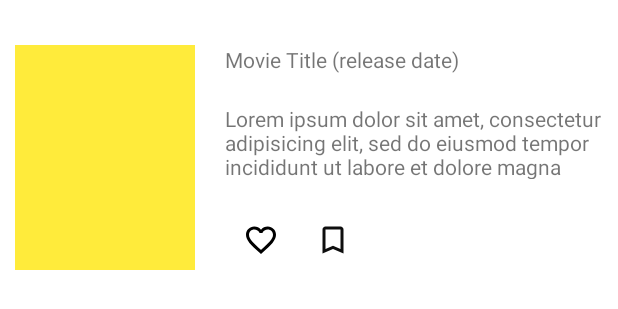
After one commit to onicacristina/MovieApp, an Android app: the layout item_movie.xml on its own in the app's theme, with its tools: preview values and no code run, on a phone screen of 412 x 824 dp. The commit adds this screen. Shown: the top 309 px of the screen. Run offline under Robolectric (Android 15) with nearby library versions, the phone set to English and light mode, and no system bars.

Commit message:
added search movies screen

```diff
--- a/app/src/main/java/com/example/movieapp/ui/actors/ActorsSecreenActivity.kt
+++ b/app/src/main/java/com/example/movieapp/ui/actors/ActorsSecreenActivity.kt
@@ -5,8 +5,6 @@ import android.os.Bundle
 import androidx.recyclerview.widget.LinearLayoutManager
 import androidx.recyclerview.widget.RecyclerView
 import com.example.movieapp.R
-import com.example.movieapp.ui.genres.Genre
-import com.example.movieapp.ui.genres.GenresAdapter
 import com.example.movieapp.ui.onBoardingScreen.OnBoardingScreenActivity
 import com.google.android.material.floatingactionbutton.FloatingActionButton
 import kotlinx.coroutines.Dispatchers
@@ -37,7 +35,7 @@ class ActorsSecreenActivity : AppCompatActivity() {
 
     override fun onCreate(savedInstanceState: Bundle?) {
         super.onCreate(savedInstanceState)
-        setContentView(R.layout.activity_actors_secreen)
+        setContentView(R.layout.activity_actors_screen)
 
         setOnClickListeners()
         getActors()
--- /dev/null
+++ b/app/src/main/java/com/example/movieapp/ui/movies/MovieLocalDataSource.kt
@@ -0,0 +1,4 @@
+package com.example.movieapp.ui.movies
+
+class MovieLocalDataSource {
+}
--- a/app/src/main/java/com/example/movieapp/utils/Constants.kt
+++ b/app/src/main/java/com/example/movieapp/utils/Constants.kt
@@ -5,4 +5,5 @@ object Constants {
     const val API_KEY = "5d4e2f5e27ea1df63d9586420b0801f7"
     const val LANGUAGE = "en-US"
     const val IMAGE_URL = "https://image.tmdb.org/t/p/w500/"
+    const val IMAGE_URL_MOVIE = "https://image.tmdb.org/t/p/h632/"
 }
--- /dev/null
+++ b/app/src/main/res/drawable/ic_baseline_favorite_24.xml
@@ -0,0 +1,5 @@
+<vector android:height="24dp" android:tint="#0E0E0E"
+    android:viewportHeight="24" android:viewportWidth="24"
+    android:width="24dp" xmlns:android="http://schemas.android.com/apk/res/android">
+    <path android:fillColor="@android:color/white" android:pathData="M12,21.35l-1.45,-1.32C5.4,15.36 2,12.28 2,8.5 2,5.42 4.42,3 7.5,3c1.74,0 3.41,0.81 4.5,2.09C13.09,3.81 14.76,3 16.5,3 19.58,3 22,5.42 22,8.5c0,3.78 -3.4,6.86 -8.55,11.54L12,21.35z"/>
+</vector>
--- /dev/null
+++ b/app/src/main/res/drawable/ic_baseline_turned_in_24.xml
@@ -0,0 +1,5 @@
+<vector android:height="24dp" android:tint="#0E0E0E"
+    android:viewportHeight="24" android:viewportWidth="24"
+    android:width="24dp" xmlns:android="http://schemas.android.com/apk/res/android">
+    <path android:fillColor="@android:color/white" android:pathData="M17,3H7c-1.1,0 -1.99,0.9 -1.99,2L5,21l7,-3 7,3V5c0,-1.1 -0.9,-2 -2,-2z"/>
+</vector>
--- /dev/null
+++ b/app/src/main/res/drawable/ic_baseline_turned_in_not_24.xml
@@ -0,0 +1,5 @@
+<vector android:height="24dp" android:tint="#0E0E0E"
+    android:viewportHeight="24" android:viewportWidth="24"
+    android:width="24dp" xmlns:android="http://schemas.android.com/apk/res/android">
+    <path android:fillColor="@android:color/white" android:pathData="M17,3L7,3c-1.1,0 -1.99,0.9 -1.99,2L5,21l7,-3 7,3L19,5c0,-1.1 -0.9,-2 -2,-2zM17,18l-5,-2.18L7,18L7,5h10v13z"/>
+</vector>
--- /dev/null
+++ b/app/src/main/res/layout/item_movie.xml
@@ -0,0 +1,72 @@
+<?xml version="1.0" encoding="utf-8"?>
+<LinearLayout xmlns:android="http://schemas.android.com/apk/res/android"
+    android:layout_width="match_parent"
+    android:layout_height="wrap_content"
+    android:id="@+id/ll_parent"
+    xmlns:app="http://schemas.android.com/apk/res-auto"
+    android:orientation="vertical">
+
+    <androidx.cardview.widget.CardView
+        android:layout_width="match_parent"
+        android:layout_height="match_parent"
+        android:layout_margin="10dp"
+        app:cardBackgroundColor="@color/white"
+        app:cardCornerRadius="10dp"
+        app:cardElevation="10dp" />
+
+        <LinearLayout
+            android:layout_width="match_parent"
+            android:layout_height="wrap_content"
+            android:orientation="horizontal">
+
+            <ImageView
+                android:id="@+id/iv_movie"
+                android:layout_width="120dp"
+                android:layout_height="150dp"
+                android:layout_margin="10dp"
+                android:src="@color/yellow_100"/>
+
+            <LinearLayout
+                android:layout_width="match_parent"
+                android:layout_height="match_parent"
+                android:orientation="vertical">
+
+                <TextView
+                    android:id="@+id/tv_movie_title"
+                    android:layout_width="match_parent"
+                    android:layout_height="wrap_content"
+                    android:text="@string/movie_title"
+                    android:layout_margin="10dp"/>
+
+                <TextView
+                    android:id="@+id/tv_movie_description"
+                    android:layout_width="match_parent"
+                    android:layout_height="50dp"
+                    android:text="@string/movie_description"
+                    android:layout_margin="10dp"/>
+
+                <LinearLayout
+                    android:layout_width="match_parent"
+                    android:layout_height="match_parent"
+                    android:orientation="horizontal"
+                    android:layout_margin="10dp">
+
+                    <ImageButton
+                        android:id="@+id/ib_saved_movie"
+                        android:layout_width="wrap_content"
+                        android:layout_height="match_parent"
+                        android:backgroundTint="@color/white"
+                        android:src="@drawable/ic_baseline_favorite_border_24"/>
+                    <ImageButton
+                        android:id="@+id/ib_watched_movie"
+                        android:layout_width="wrap_content"
+                        android:layout_height="match_parent"
+                        android:backgroundTint="@color/white"
+                        android:src="@drawable/ic_baseline_turned_in_not_24"/>
+
+                </LinearLayout>
+            </LinearLayout>
+
+        </LinearLayout>
+
+</LinearLayout>
--- a/app/src/main/res/values/strings.xml
+++ b/app/src/main/res/values/strings.xml
@@ -13,5 +13,7 @@
 
     <string name="menu_search_movie">Search Movies</string>
     <string name="menu_saved_movie">Saved Movies</string>
+    <string name="movie_title">Movie Title (release date)</string>
+    <string name="movie_description">Lorem ipsum dolor sit amet, consectetur adipisicing elit, sed do eiusmod tempor incididunt ut labore et dolore magna aliqua.</string>
 
 </resources>
```
Also changed, not shown: app/src/main/java/com/example/movieapp/ui/movies/Movie.kt (added, +12 -0 lines), app/src/main/java/com/example/movieapp/ui/movies/MovieAPIService.kt (added, +14 -0 lines), app/src/main/java/com/example/movieapp/ui/movies/MovieAdapter.kt (added, +47 -0 lines), app/src/main/java/com/example/movieapp/ui/movies/MovieDAO.kt (added, +36 -0 lines), app/src/main/java/com/example/movieapp/ui/movies/MovieListResponse.kt (added, +9 -0 lines), app/src/main/java/com/example/movieapp/ui/movies/MovieMapper.kt (added, +16 -0 lines), app/src/main/java/com/example/movieapp/ui/movies/MovieRemoteDataSource.kt (added, +18 -0 lines), app/src/main/java/com/example/movieapp/ui/movies/MovieRepository.kt (added, +13 -0 lines), app/src/main/java/com/example/movieapp/ui/movies/MovieResponse.kt (added, +23 -0 lines), app/src/main/java/com/example/movieapp/ui/searchScreen/ui/searchMovies/SearchMoviesFragment.kt (+57 -22 lines), app/src/main/res/layout/fragment_search_movies.xml (+6 -9 lines), app/src/main/res/layout/activity_actors_screen.xml (renamed from app/src/main/res/layout/activity_actors_secreen.xml).
